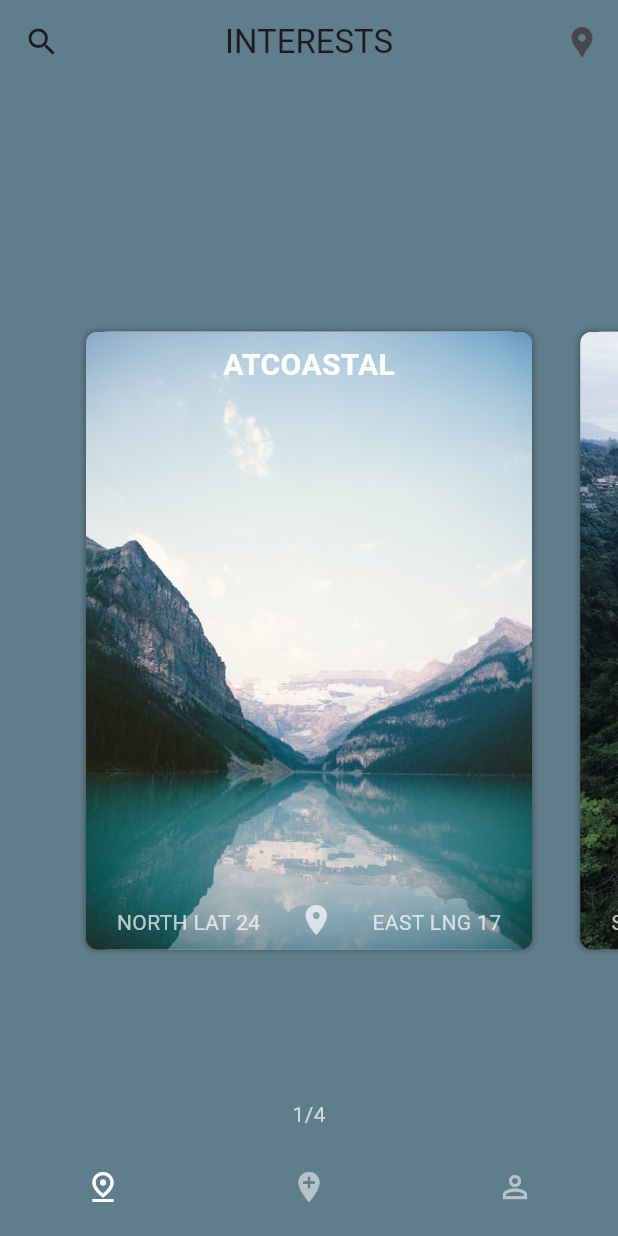
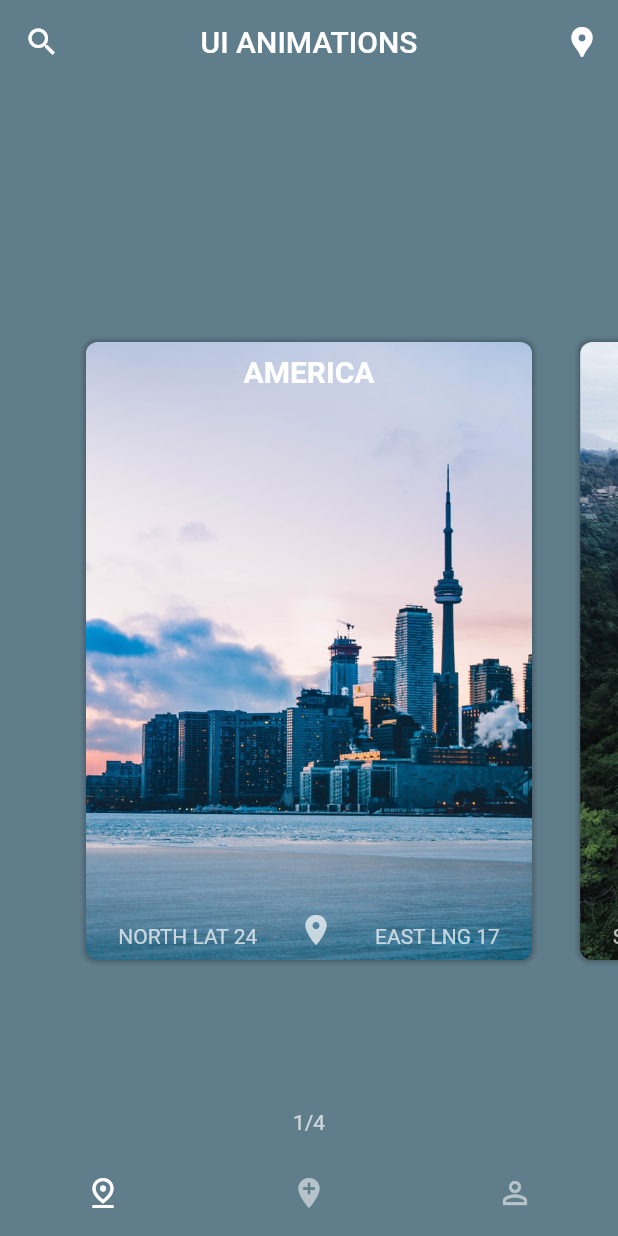
Before and after one commit to Mkhaleefah/ui_animation, a Flutter app: the HomePage screen opened directly, on a phone screen of 412 x 824 dp. Run offline on Flutter 3.47's test engine with Material 2 defaults, Android fonts, the phone set to English and light mode, and no system bars; network calls fail.

```diff
--- a/lib/data/locations.dart
+++ b/lib/data/locations.dart
@@ -1,12 +1,11 @@
-
 import '../model/location.dart';
 import '../model/review.dart';
 import '../data/reviews.dart';
 
 List<Location> locations = [
   Location(
-    name: 'ATCOASTAL',
-    urlImage: 'assets/sea.jpg',
+    name: 'AMERICA',
+    urlImage: 'assets/sea2.jpg',
     addressLine1: 'La Cresenta-Montrose, CA91020 Glendale',
     addressLine2: 'NO. 791187',
     starRating: 4,
@@ -17,7 +16,7 @@ List<Location> locations = [
   Location(
     name: 'SYRACUSE',
     urlImage: 'assets/mountain.jpg',
-    addressLine1: 'La Cresenta-Montrose, CA91020 Glendale',
+    addressLine1: 'La Cresenta-Montrose, CA91021 Glendale',
     addressLine2: 'NO. 11641',
     starRating: 4,
     latitude: 'SOUTH LAT 14',
@@ -27,8 +26,8 @@ List<Location> locations = [
   Location(
     name: 'OCEANIC',
     urlImage: 'assets/sea2.jpg',
-    addressLine1: 'La Cresenta-Montrose, CA91020 Glendale',
-    addressLine2: 'NO. 791187',
+    addressLine1: 'La Cresenta-Montrose, CA91022 Glendale',
+    addressLine2: 'NO. 791188',
     starRating: 4,
     latitude: 'NORTH LAT 24',
     longitude: 'WEST LNG 08',
@@ -37,8 +36,8 @@ List<Location> locations = [
   Location(
     name: 'MOUNTAINOUS',
     urlImage: 'assets/mountain2.jpg',
-    addressLine1: 'La Cresenta-Montrose, CA91020 Glendale',
-    addressLine2: 'NO. 791187',
+    addressLine1: 'La Cresenta-Montrose, CA91023 Glendale',
+    addressLine2: 'NO. 791189',
     starRating: 4,
     latitude: 'SOUTH LAT 39',
     longitude: 'WEST LNG 41',
--- a/lib/homepage.dart
+++ b/lib/homepage.dart
@@ -13,7 +13,7 @@ class HomePage extends StatelessWidget {
   PreferredSizeWidget buildAppBar() => AppBar(
         elevation: 0,
         backgroundColor: Colors.transparent,
-        title: Text('INTERESTS'),
+        title: Text('UI ANIMATIONS'),
         centerTitle: true,
         actions: [
           IconButton(
--- a/lib/widget/expanded_container.dart
+++ b/lib/widget/expanded_container.dart
@@ -26,10 +26,12 @@ class ExpandedContentWidget extends StatelessWidget {
           mainAxisAlignment: MainAxisAlignment.end,
           children: [
             Text(location.addressLine1),
-            SizedBox(height: 8),
-            // buildAddressRating(location: location),
-            SizedBox(height: 12),
-            buildReview(location: location)
+            // buildReview(location: location),
+            //Text(location.addressLine1),
+            //SizedBox(height: 8),
+            buildAddressRating(location: location),
+            //SizedBox(height: 12),
+            //buildReview(location: location)
           ],
         ),
       );
@@ -45,8 +47,7 @@ class ExpandedContentWidget extends StatelessWidget {
             style: TextStyle(color: Colors.black45),
           ),
           StarsWidget(
-            stars: location.starRating,
-            key: key!,
+            stars: 3,
           ),
         ],
       );
--- a/lib/widget/location_widget.dart
+++ b/lib/widget/location_widget.dart
@@ -3,7 +3,6 @@ import 'package:flutter/material.dart';
 import '../model/location.dart';
 import '../widget/expanded_container.dart';
 import '../widget/image_widget.dart';
-
 
 class LocationWidget extends StatefulWidget {
   final Location location;
```
Also changed, not shown: lib/data/reviews.dart (+34 -0 lines), lib/main.dart (+85 -13 lines).
